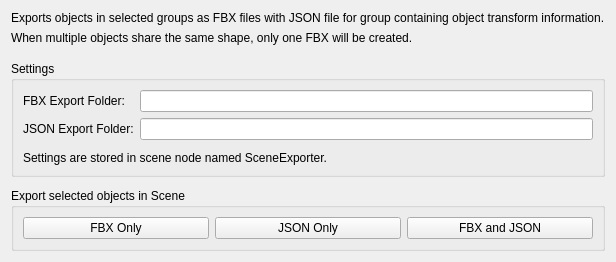
The window that Maya/SceneExporter/SceneExporterQWidget.ui (rohinnz/Maya-Scene-Exporter) describes before a commit, drawn with Qt 5.
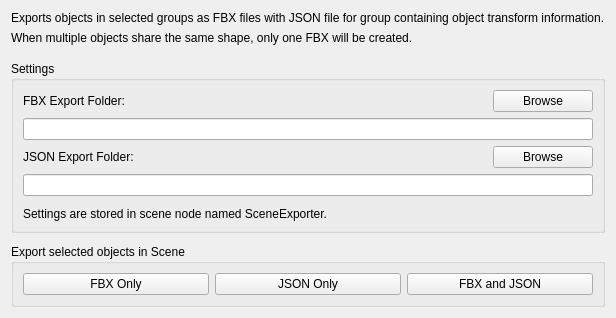
The same window after the commit.

Commit message: Add browse buttons to FBX and JSON export directories.

```diff
--- a/Maya/SceneExporter/SceneExporterQWidget.ui
+++ b/Maya/SceneExporter/SceneExporterQWidget.ui
@@ -7,7 +7,7 @@
     <x>0</x>
     <y>0</y>
     <width>595</width>
-    <height>254</height>
+    <height>312</height>
    </rect>
   </property>
   <property name="windowTitle">
@@ -56,34 +56,24 @@
       <string>Settings</string>
      </property>
      <layout class="QGridLayout" name="gridLayout_3">
-      <item row="1" column="0">
+      <item row="1" column="0" colspan="2">
+       <widget class="QLineEdit" name="fbx_dir_edit"/>
+      </item>
+      <item row="2" column="0">
        <widget class="QLabel" name="label_6">
         <property name="text">
          <string>JSON Export Folder:</string>
         </property>
        </widget>
       </item>
-      <item row="1" column="1">
-       <widget class="QLineEdit" name="json_dir_edit"/>
-      </item>
-      <item row="0" column="1">
-       <widget class="QLineEdit" name="fbx_dir_edit"/>
-      </item>
-      <item row="0" column="0">
-       <widget class="QLabel" name="label_5">
-        <property name="text">
-         <string>FBX Export Folder:</string>
-        </property>
-       </widget>
-      </item>
-      <item row="3" column="0" colspan="2">
+      <item row="5" column="0" colspan="2">
        <widget class="QLabel" name="label">
         <property name="text">
          <string>Settings are stored in scene node named SceneExporter.</string>
         </property>
        </widget>
       </item>
-      <item row="2" column="0">
+      <item row="4" column="0">
        <spacer name="verticalSpacer_2">
         <property name="orientation">
          <enum>Qt::Vertical</enum>
@@ -99,6 +89,42 @@
         </property>
        </spacer>
       </item>
+      <item row="0" column="0">
+       <widget class="QLabel" name="label_5">
+        <property name="text">
+         <string>FBX Export Folder:</string>
+        </property>
+       </widget>
+      </item>
+      <item row="0" column="1">
+       <widget class="QPushButton" name="btn_browse_fbx_dir">
+        <property name="maximumSize">
+         <size>
+          <width>100</width>
+          <height>16777215</height>
+         </size>
+        </property>
+        <property name="text">
+         <string>Browse</string>
+        </property>
+       </widget>
+      </item>
+      <item row="2" column="1">
+       <widget class="QPushButton" name="btn_browse_json_dir">
+        <property name="maximumSize">
+         <size>
+          <width>100</width>
+          <height>16777215</height>
+         </size>
+        </property>
+        <property name="text">
+         <string>Browse</string>
+        </property>
+       </widget>
+      </item>
+      <item row="3" column="0" colspan="2">
+       <widget class="QLineEdit" name="json_dir_edit"/>
+      </item>
      </layout>
     </widget>
    </item>
```
The commit also changes 2 other files.
